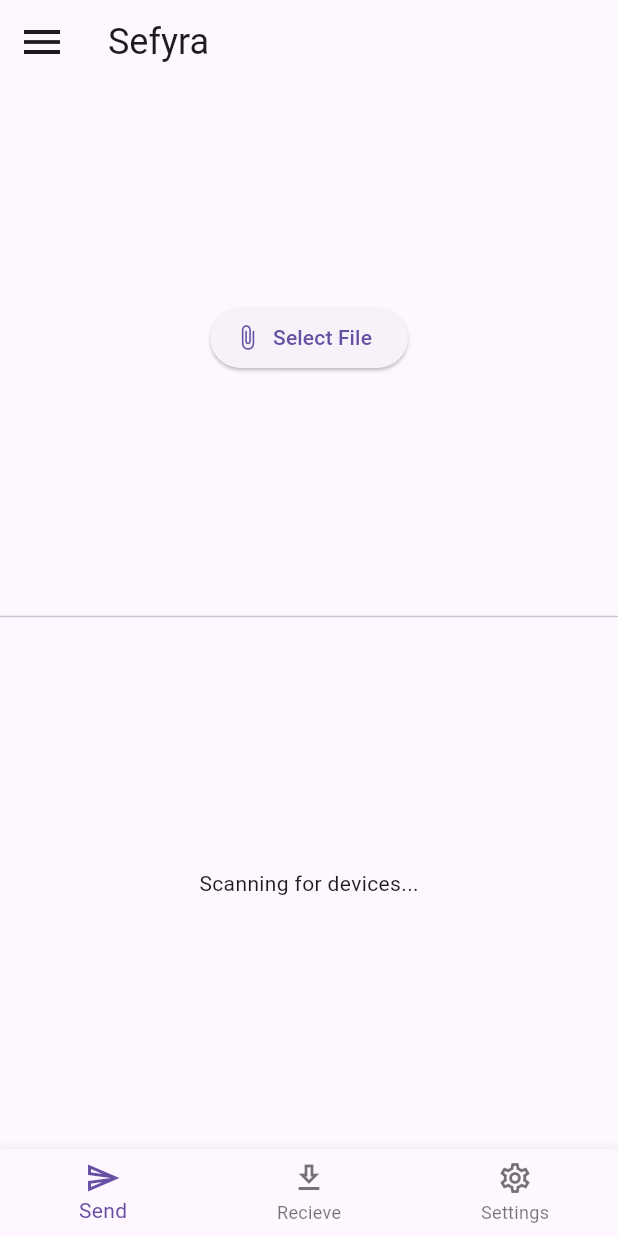
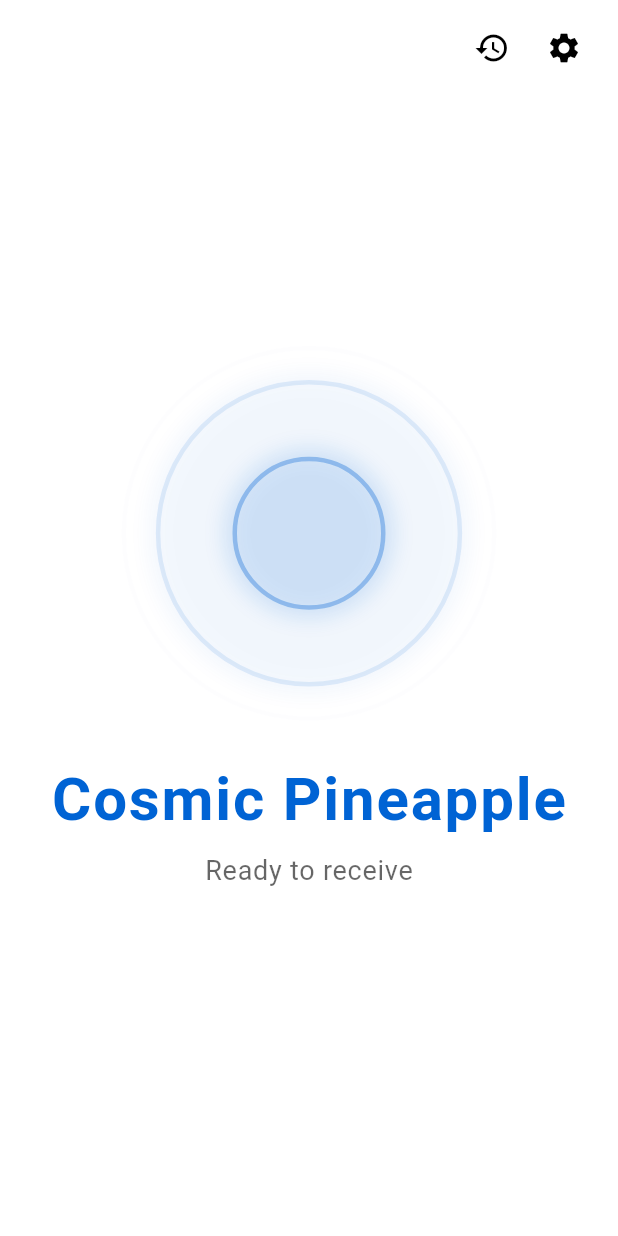
Before and after one commit to vedant-dev27/sefyra, a Flutter app: the screen it shows after launch, on a phone screen of 412 x 824 dp. Run offline on Flutter 3.47's test engine with Material 3 defaults, Android fonts, the phone set to English and light mode, and no system bars; our stand-ins replace device_info_plus, file_picker, shared_preferences; missing offline and left inert: media_store_plus.

Commit message:
Complete V2 UI

```diff
--- a/lib/main.dart
+++ b/lib/main.dart
@@ -1,22 +1,119 @@
-import 'package:sefyra/screens/home_screen.dart';
 import 'package:flutter/material.dart';
-import 'package:sefyra/services/uid_service.dart';
+import 'package:sefyra/screen_v2/recieve.dart';
+import 'package:sefyra/screen_v2/send.dart';
 
-void main() async {
-  WidgetsFlutterBinding.ensureInitialized();
-  await getStoreID();
-  runApp(
-    const MyApp(),
-  );
+void main() {
+  runApp(const MyApp());
 }
 
 class MyApp extends StatelessWidget {
   const MyApp({super.key});
 
+  static const Color vibrantBlue = Color(0xFF0063D4);
+
+  static final ColorScheme lightScheme = ColorScheme(
+    brightness: Brightness.light,
+    primary: vibrantBlue,
+    onPrimary: Colors.white,
+    secondary: vibrantBlue,
+    onSecondary: Colors.white,
+    tertiary: Colors.purpleAccent,
+    onTertiary: Colors.white,
+    surface: Colors.white,
+    onSurface: Colors.black,
+    error: Colors.red,
+    onError: Colors.white,
+  );
+
+  static final ColorScheme darkScheme = ColorScheme(
+    brightness: Brightness.dark,
+    primary: vibrantBlue,
+    onPrimary: Colors.white,
+    secondary: vibrantBlue,
+    onSecondary: Colors.white,
+    tertiary: Colors.purpleAccent,
+    onTertiary: Colors.white,
+    surface: const Color(0xFF121212),
+    onSurface: Colors.white,
+    error: Colors.red,
+    onError: Colors.black,
+  );
+
   @override
   Widget build(BuildContext context) {
     return MaterialApp(
-      home: Homescreen(),
+      debugShowCheckedModeBanner: false,
+      themeMode: ThemeMode.system,
+      theme: ThemeData(
+        useMaterial3: true,
+        colorScheme: lightScheme,
+      ),
+      darkTheme: ThemeData(
+        useMaterial3: true,
+        colorScheme: darkScheme,
+      ),
+      home: const HomeScreen(),
     );
   }
 }
+
+class HomeScreen extends StatefulWidget {
+  const HomeScreen({super.key});
+
+  @override
+  State<HomeScreen> createState() => _HomeScreenState();
+}
+
+class _HomeScreenState extends State<HomeScreen> {
+  late final PageController controller;
+
+  @override
+  void initState() {
+    super.initState();
+    controller = PageController(initialPage: 1000);
+  }
+
+  @override
+  void dispose() {
+    controller.dispose();
+    super.dispose();
+  }
+
+  @override
+  Widget build(BuildContext context) {
+    return Scaffold(
+      body: Stack(
+        children: [
+          PageView.builder(
+            controller: controller,
+            scrollDirection: Axis.horizontal,
+            physics: const BouncingScrollPhysics(),
+            itemBuilder: (context, index) {
+              return index % 2 == 0 ? RecievePage() : SendPage();
+            },
+          ),
+          Positioned(
+            top: MediaQuery.of(context).padding.top + 8,
+            right: 12,
+            child: Row(
+              children: [
+                IconButton(
+                  icon: Icon(
+                    Icons.history,
+                  ),
+                  onPressed: () {},
+                ),
+                IconButton(
+                  icon: Icon(
+                    Icons.settings,
+                  ),
+                  onPressed: () {},
+                ),
+              ],
+            ),
+          ),
+        ],
+      ),
+    );
+  }
+}
--- /dev/null
+++ b/lib/screen_v2/recieve.dart
@@ -0,0 +1,59 @@
+import 'package:flutter/material.dart';
+import 'package:sefyra/widgets/ripple_widget.dart';
+
+class RecievePage extends StatefulWidget {
+  const RecievePage({super.key});
+
+  @override
+  State<RecievePage> createState() => _RecievePageState();
+}
+
+class _RecievePageState extends State<RecievePage> {
+  @override
+  Widget build(BuildContext context) {
+    final colors = Theme.of(context).colorScheme;
+
+    return Scaffold(
+      body: SafeArea(
+        child: Column(
+          children: [
+            Expanded(
+              child: Center(
+                child: Column(
+                  mainAxisAlignment: MainAxisAlignment.center,
+                  children: [
+                    const SizedBox(
+                      height: 250,
+                      width: 250,
+                      child: RippleWidget(),
+                    ),
+                    const SizedBox(height: 24),
+                    Text(
+                      "Cosmic Pineapple",
+                      style: TextStyle(
+                        fontSize: 40,
+                        fontWeight: FontWeight.w600,
+                        color: colors.primary,
+                        letterSpacing: 1.2,
+                      ),
+                    ),
+                    const SizedBox(height: 6),
+                    Text(
+                      "Ready to receive",
+                      style: TextStyle(
+                        fontSize: 18,
+                        fontWeight: FontWeight.w400,
+                        color: colors.onSurface.withValues(alpha: 0.6),
+                        letterSpacing: 0.5,
+                      ),
+                    ),
+                  ],
+                ),
+              ),
+            ),
+          ],
+        ),
+      ),
+    );
+  }
+}
--- a/lib/services/tcp_reciever.dart
+++ b/lib/services/tcp_reciever.dart
@@ -1,5 +1,4 @@
 import 'dart:io';
-import 'dart:typed_data';
 
 class TcpReceiver {
   static const int _port = 61234;
@@ -9,7 +8,7 @@ class TcpReceiver {
   Future<void> start({
     required String tempDirectory,
     required Future<String> Function(String tempPath, String fileName)
-    saveToDownloads,
+        saveToDownloads,
     void Function(String fileName)? onReceiveStart,
     void Function(double progress)? onProgress,
     void Function(String filePath)? onReceiveComplete,
--- /dev/null
+++ b/lib/widgets/ripple_widget.dart
@@ -0,0 +1,83 @@
+import 'package:flutter/material.dart';
+
+class RippleWidget extends StatefulWidget {
+  const RippleWidget({super.key});
+
+  @override
+  State<RippleWidget> createState() => _RippleWidgetState();
+}
+
+class _RippleWidgetState extends State<RippleWidget>
+    with SingleTickerProviderStateMixin {
+  late final AnimationController _controller;
+
+  @override
+  void initState() {
+    super.initState();
+
+    _controller = AnimationController(
+      vsync: this,
+      duration: const Duration(seconds: 3),
+    )..repeat();
+  }
+
+  @override
+  void dispose() {
+    _controller.dispose();
+    super.dispose();
+  }
+
+  Widget _buildCircle(double delay, Color color, double maxSize) {
+    return AnimatedBuilder(
+      animation: _controller,
+      builder: (_, __) {
+        final value = (_controller.value + delay) % 1.0;
+
+        if (value < 0.01) return const SizedBox();
+
+        final curved = Curves.easeOut.transform(value);
+
+        final size = maxSize * curved;
+        final opacity = (1 - curved).clamp(0.0, 1.0);
+
+        return Opacity(
+          opacity: opacity,
+          child: Container(
+            width: size,
+            height: size,
+            decoration: BoxDecoration(
+              shape: BoxShape.circle,
+              border: Border.all(
+                color: color.withValues(alpha: 0.6),
+                width: 3,
+              ),
+              boxShadow: [
+                BoxShadow(
+                  color: color.withValues(alpha: 0.25),
+                  blurRadius: 12,
+                  spreadRadius: 5,
+                ),
+              ],
+            ),
+          ),
+        );
+      },
+    );
+  }
+
+  @override
+  Widget build(BuildContext context) {
+    final colors = Theme.of(context).colorScheme;
+
+    const double maxSize = 260;
+
+    return Stack(
+      alignment: Alignment.center,
+      children: [
+        _buildCircle(0.0, colors.primary, maxSize),
+        _buildCircle(0.33, colors.primary, maxSize),
+        _buildCircle(0.66, colors.primary, maxSize),
+      ],
+    );
+  }
+}
--- a/pubspec.yaml
+++ b/pubspec.yaml
@@ -18,6 +18,7 @@ dependencies:
   file_picker: ^10.3.10
   path_provider: ^2.1.5
   media_store_plus: ^0.1.3
+  dynamic_color: ^1.8.1
 
 dev_dependencies:
   flutter_test:
```
Also changed, not shown: lib/screen_v2/send.dart (added, +77 -0 lines), lib/widgets/file_picker.dart (added, +144 -0 lines), pubspec.lock, 5 other files.
